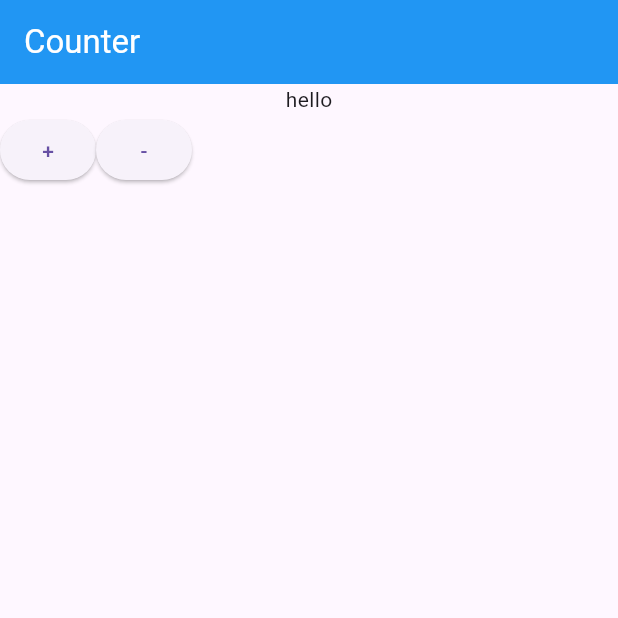
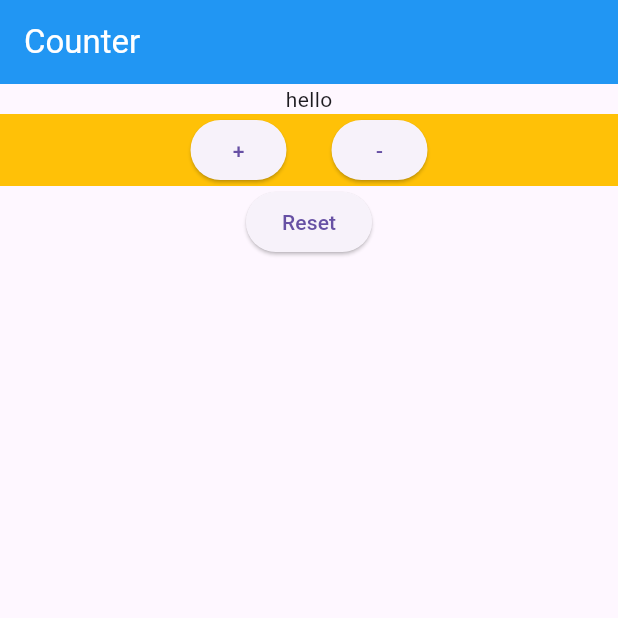
Before and after one commit to bk-software/flutter-nov-2024, a Flutter app: the screen it shows after launch, on a phone screen of 412 x 824 dp, the top half of it. Run offline on Flutter 3.47's test engine with Material 3 defaults, Android fonts, the phone set to English and light mode, and no system bars.

Commit message:
counter is designed

```diff
--- a/lib/examples/counter.dart
+++ b/lib/examples/counter.dart
@@ -15,7 +15,10 @@ class Counter extends StatelessWidget {
         body: Column(
           children: [
             const Text('hello'),
-            Row(
+            Container(
+              color: Colors.amber,
+              child: Row(
+                mainAxisAlignment: MainAxisAlignment.center,
                 children: [
                   ElevatedButton(
                     onPressed: () {
@@ -23,6 +26,7 @@ class Counter extends StatelessWidget {
                     },
                     child: const Text('+'),
                   ),
+                  const SizedBox(width: 30),
                   ElevatedButton(
                     onPressed: () {
                       print('-');
@@ -31,6 +35,13 @@ class Counter extends StatelessWidget {
                   )
                 ],
               ),
+            ),
+            ElevatedButton(
+              onPressed: () {
+                print('Reset');
+              },
+              child: const Text('Reset'),
+            ),
           ],
         ),
       ),
```
Lines whose indentation alone changed are shown as unchanged.
